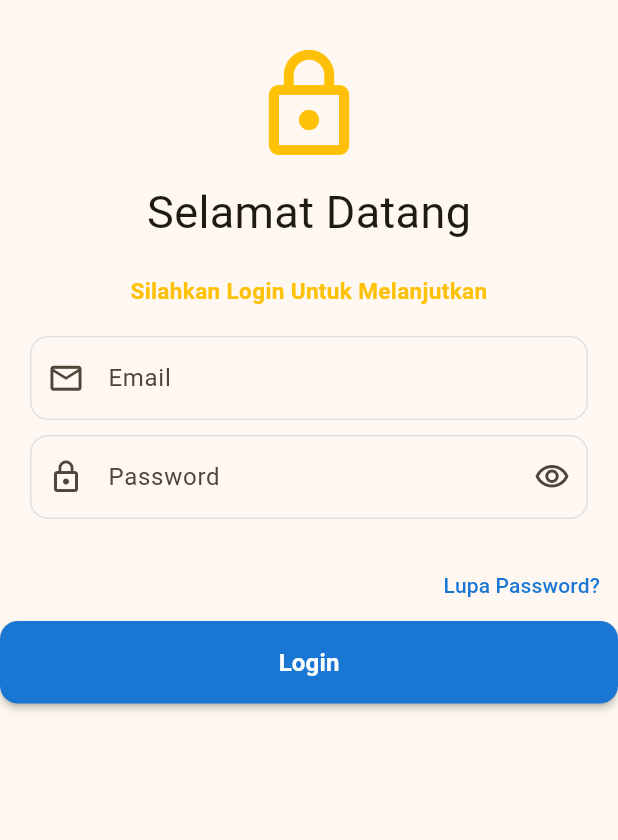
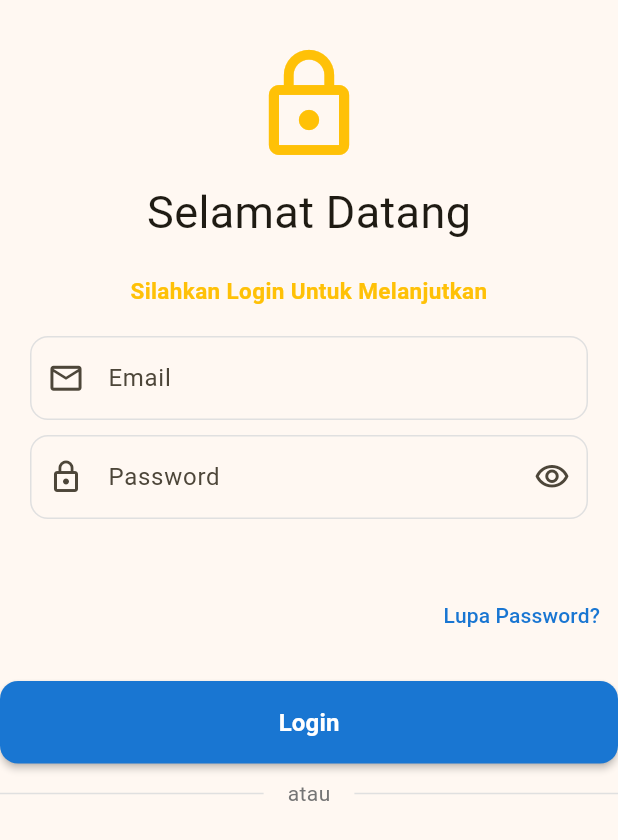
Before and after one commit to sellwia/KB1179-1122140124-UTS, a Flutter app: the Login screen opened directly, on a phone screen of 412 x 824 dp. Shown: the top 840 px of the screen. Run offline on Flutter 3.47's test engine with Material 3 defaults, Android fonts, the phone set to English and light mode, and no system bars.

Commit message:
buat garis pemisa

```diff
--- a/lib/screen/login.dart
+++ b/lib/screen/login.dart
@@ -113,6 +113,8 @@ class Login extends StatelessWidget {
             ),
           ),
 
+             SizedBox(height: 20),
+
           //lupa password
 
           Align(
@@ -123,6 +125,8 @@ class Login extends StatelessWidget {
                ),
                ),
               ),
+
+             SizedBox(height: 20),
 
           // button login
 
@@ -142,6 +146,20 @@ class Login extends StatelessWidget {
               style: TextStyle(fontSize: 16, fontWeight: FontWeight.bold),
               ),
             ),
+
+             SizedBox(height: 10),
+
+            Row(
+              children: [
+                Expanded(child: Divider(color: Colors.grey[300])),
+                Padding(
+                  padding: const EdgeInsets.symmetric(horizontal: 16),
+                  child: Text('atau',
+                  style: TextStyle(color: Colors.grey[600])),
+                  ),
+                Expanded(child: Divider(color: Colors.grey[300])),
+              ],
+            ),
           ],
         ),
     ),
```
